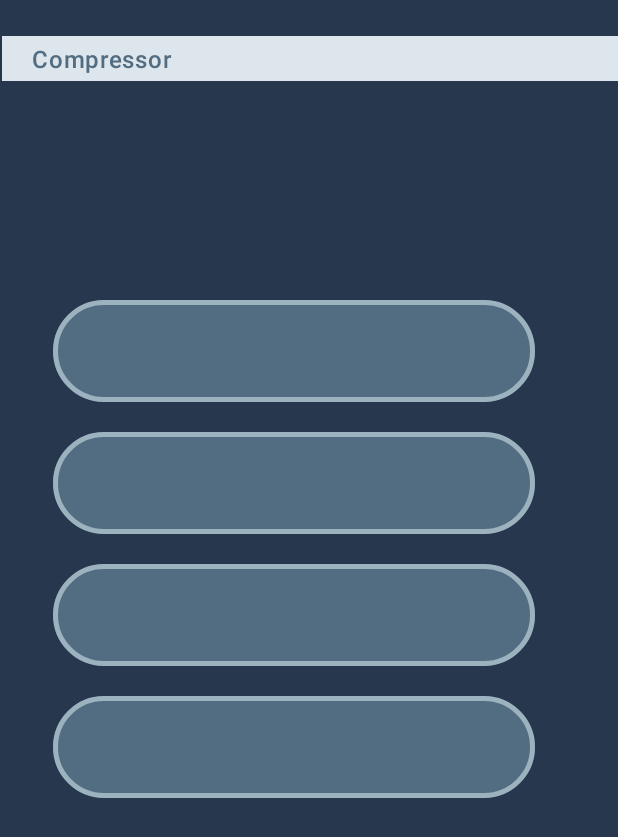
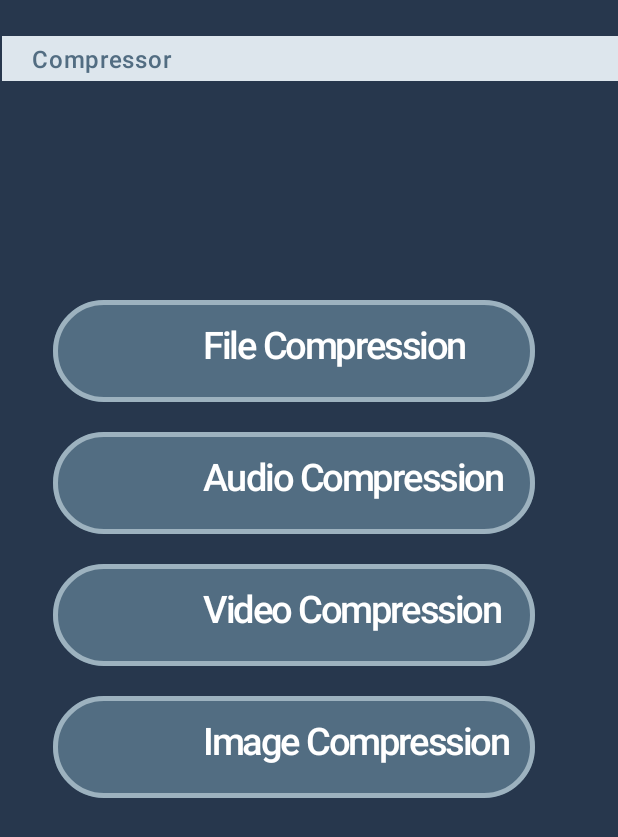
Before and after one commit to trueharmonyalan/fileco, an Android app built with Jetpack Compose: the screen it shows after launch (MainActivity), on a phone screen of 412 x 824 dp. Shown: the top 837 px of the screen. Run offline under Robolectric (Android 15) with nearby library versions, the phone set to English and light mode, and no system bars.

Commit message:
Label Added to each Button Structure

```diff
--- a/app/src/main/java/com/example/fileco/MainActivity.kt
+++ b/app/src/main/java/com/example/fileco/MainActivity.kt
@@ -71,6 +71,9 @@ fun HomeUi() {
 
 
         ){
+
+
+
             Text(
                 text = "Compressor",
                 color = fontColor,
@@ -115,11 +118,25 @@ fun CustomButton() {
                 modifier = Modifier
                     .height(68.dp)
                     .width(321.dp)
-                    .background(color = Color(android.graphics.Color.parseColor("#526D82")), shape = RoundedCornerShape(60.dp))
+                    .background(
+                        color = Color(android.graphics.Color.parseColor("#526D82")),
+                        shape = RoundedCornerShape(60.dp)
+                    )
                     .border(3.dp, color = ButtonStorkeColor, shape = RoundedCornerShape(60.dp))
 
 
             ){
+                Text(
+                    text ="File Compression",
+                    fontSize = 25.sp,
+                    color = Color.White,
+                    letterSpacing = -1.sp,
+                    fontWeight = FontWeight.Medium,
+
+                    modifier = Modifier
+                        .offset(x=100.dp,y=16.dp)
+
+                )
 
             }
 
@@ -139,12 +156,25 @@ fun CustomButton() {
                 modifier = Modifier
                     .height(68.dp)
                     .width(321.dp)
-                    .background(color = Color(android.graphics.Color.parseColor("#526D82")), shape = RoundedCornerShape(60.dp))
+                    .background(
+                        color = Color(android.graphics.Color.parseColor("#526D82")),
+                        shape = RoundedCornerShape(60.dp)
+                    )
                     .border(3.dp, color = ButtonStorkeColor, shape = RoundedCornerShape(60.dp))
 
 
             ){
+                Text(
+                    text ="Audio Compression",
+                    fontSize = 25.sp,
+                    color = Color.White,
+                    letterSpacing = -1.sp,
+                    fontWeight = FontWeight.Medium,
 
+                    modifier = Modifier
+                        .offset(x=100.dp,y=16.dp)
+
+                )
             }
 
 
@@ -163,12 +193,25 @@ fun CustomButton() {
                 modifier = Modifier
                     .height(68.dp)
                     .width(321.dp)
-                    .background(color = Color(android.graphics.Color.parseColor("#526D82")), shape = RoundedCornerShape(60.dp))
+                    .background(
+                        color = Color(android.graphics.Color.parseColor("#526D82")),
+                        shape = RoundedCornerShape(60.dp)
+                    )
                     .border(3.dp, color = ButtonStorkeColor, shape = RoundedCornerShape(60.dp))
 
 
             ){
+                Text(
+                    text ="Video Compression",
+                    fontSize = 25.sp,
+                    color = Color.White,
+                    letterSpacing = -1.sp,
+                    fontWeight = FontWeight.Medium,
 
+                    modifier = Modifier
+                        .offset(x=100.dp,y=16.dp)
+
+                )
             }
 
 
@@ -187,12 +230,25 @@ fun CustomButton() {
                 modifier = Modifier
                     .height(68.dp)
                     .width(321.dp)
-                    .background(color = Color(android.graphics.Color.parseColor("#526D82")), shape = RoundedCornerShape(60.dp))
+                    .background(
+                        color = Color(android.graphics.Color.parseColor("#526D82")),
+                        shape = RoundedCornerShape(60.dp)
+                    )
                     .border(3.dp, color = ButtonStorkeColor, shape = RoundedCornerShape(60.dp))
 
 
             ){
+                Text(
+                    text ="Image Compression",
+                    fontSize = 25.sp,
+                    color = Color.White,
+                    letterSpacing = -1.sp,
+                    fontWeight = FontWeight.Medium,
 
+                    modifier = Modifier
+                        .offset(x=100.dp,y=16.dp)
+
+                )
             }
 
 
```
